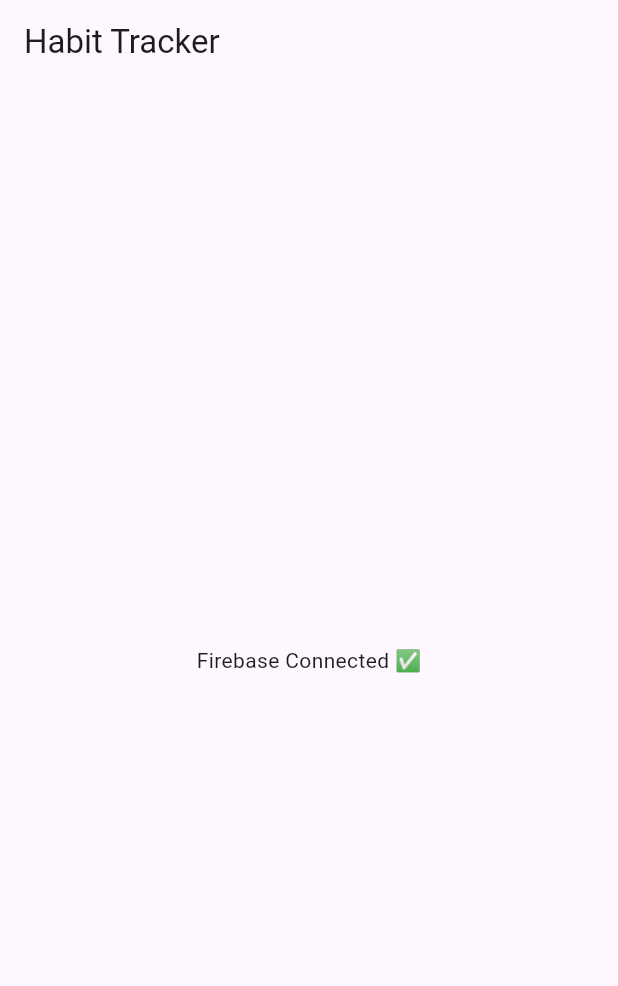
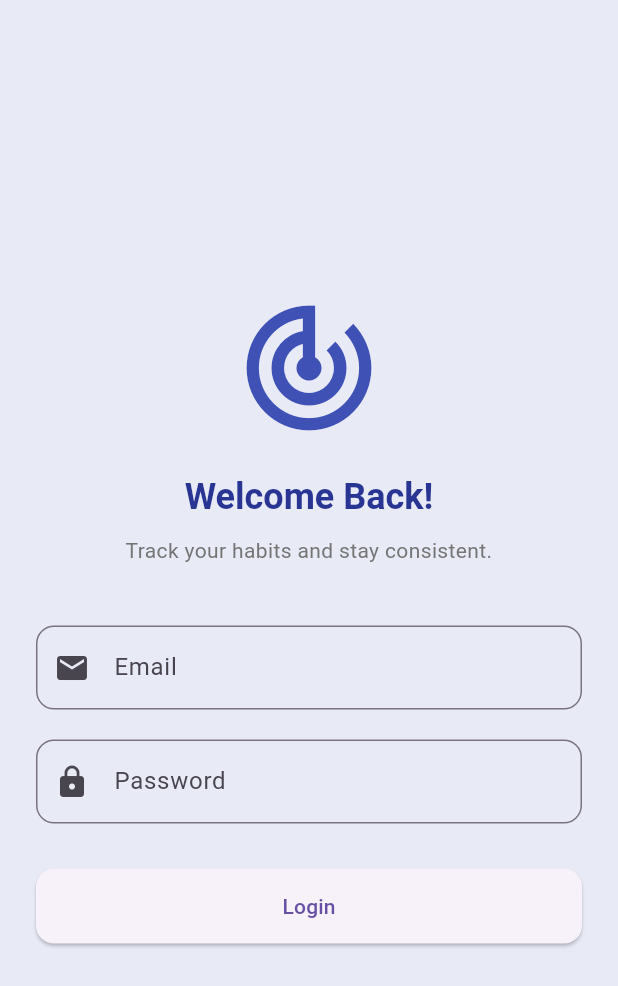
Before and after one commit to chastxyper/growday, a Flutter app: the screen it shows after launch, on a phone screen of 412 x 824 dp. Shown: the top 986 px of the screen. Run offline on Flutter 3.47's test engine with Material 3 defaults, Android fonts, the phone set to English and light mode, and no system bars.

Commit message:
day 2: add loginPage & homePage

```diff
--- a/lib/main.dart
+++ b/lib/main.dart
@@ -1,13 +1,7 @@
 import 'package:flutter/material.dart';
-import 'package:firebase_core/firebase_core.dart';
+import 'screens/loginPage.dart';
 
-void main() async {
-  // Ensures Flutter widgets are initialized
-  WidgetsFlutterBinding.ensureInitialized();
-
-  // Initialize Firebase
-  await Firebase.initializeApp();
-
+void main() {
   runApp(const HabitTrackerApp());
 }
 
@@ -19,11 +13,8 @@ class HabitTrackerApp extends StatelessWidget {
     return MaterialApp(
       debugShowCheckedModeBanner: false,
       title: 'Habit Tracker',
-      theme: ThemeData(primarySwatch: Colors.blue),
-      home: Scaffold(
-        appBar: AppBar(title: const Text("Habit Tracker")),
-        body: const Center(child: Text("Firebase Connected ✅")),
-      ),
+      theme: ThemeData(primarySwatch: Colors.indigo),
+      home: const LoginPage(),
     );
   }
 }
--- /dev/null
+++ b/lib/screens/loginPage.dart
@@ -0,0 +1,79 @@
+import 'package:flutter/material.dart';
+import 'homePage.dart';
+
+class LoginPage extends StatelessWidget {
+  const LoginPage({super.key});
+
+  @override
+  Widget build(BuildContext context) {
+    return Scaffold(
+      backgroundColor: Colors.indigo[50],
+      body: Padding(
+        padding: const EdgeInsets.all(24.0),
+        child: Column(
+          mainAxisAlignment: MainAxisAlignment.center,
+          children: [
+            const Icon(Icons.track_changes, size: 100, color: Colors.indigo),
+            const SizedBox(height: 20),
+            Text(
+              "Welcome Back!",
+              style: Theme.of(context).textTheme.headlineSmall?.copyWith(
+                fontWeight: FontWeight.bold,
+                color: Colors.indigo[800],
+              ),
+            ),
+            const SizedBox(height: 10),
+            Text(
+              "Track your habits and stay consistent.",
+              style: TextStyle(color: Colors.grey[600]),
+              textAlign: TextAlign.center,
+            ),
+            const SizedBox(height: 40),
+
+            // Email
+            TextField(
+              decoration: InputDecoration(
+                prefixIcon: const Icon(Icons.email),
+                hintText: "Email",
+                border: OutlineInputBorder(
+                  borderRadius: BorderRadius.circular(12),
+                ),
+              ),
+            ),
+            const SizedBox(height: 20),
+
+            // Password
+            TextField(
+              obscureText: true,
+              decoration: InputDecoration(
+                prefixIcon: const Icon(Icons.lock),
+                hintText: "Password",
+                border: OutlineInputBorder(
+                  borderRadius: BorderRadius.circular(12),
+                ),
+              ),
+            ),
+            const SizedBox(height: 30),
+
+            // Login button
+            ElevatedButton(
+              style: ElevatedButton.styleFrom(
+                minimumSize: const Size.fromHeight(50),
+                shape: RoundedRectangleBorder(
+                  borderRadius: BorderRadius.circular(12),
+                ),
+              ),
+              onPressed: () {
+                Navigator.pushReplacement(
+                  context,
+                  MaterialPageRoute(builder: (_) => const HomePage()),
+                );
+              },
+              child: const Text("Login"),
+            ),
+          ],
+        ),
+      ),
+    );
+  }
+}
```
Also changed, not shown: lib/screens/homePage.dart (added, +57 -0 lines).
